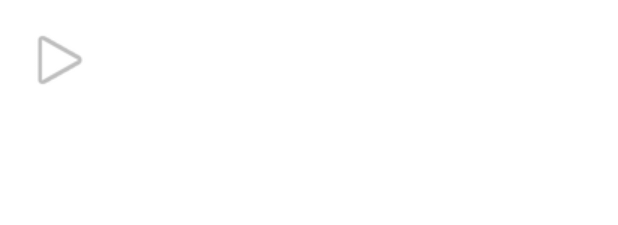
After one commit to thuhdo/microphone, an Android app: the layout audio_item.xml on its own in the app's theme, with its tools: preview values and no code run, on a phone screen of 412 x 824 dp. The commit adds this screen. Shown: the top 225 px of the screen. Run offline under Robolectric (Android 15) with nearby library versions, the phone set to English and light mode, and no system bars.

Commit message:
added list view of all recordings made by the app, made sure list is updated instantly after a new recording is made

```diff
--- /dev/null
+++ b/app/src/main/res/layout/audio_item.xml
@@ -0,0 +1,33 @@
+<?xml version="1.0" encoding="utf-8"?>
+<androidx.constraintlayout.widget.ConstraintLayout
+    xmlns:android="http://schemas.android.com/apk/res/android"
+    xmlns:app="http://schemas.android.com/apk/res-auto"
+    xmlns:tools="http://schemas.android.com/tools"
+    android:layout_width="match_parent"
+    android:layout_height="wrap_content">
+
+    <LinearLayout
+        android:orientation="horizontal"
+        android:layout_width="match_parent"
+        android:layout_height="100dp"
+        android:paddingBottom="10dp">
+
+        <ImageView
+            android:layout_width="80dp"
+            android:layout_height="80dp"
+            android:paddingLeft="16dp"
+            android:paddingRight="16dp"
+            android:gravity="center_vertical"
+            android:src="@android:drawable/ic_media_play" />
+
+        <TextView
+            android:id="@+id/fileName"
+            android:layout_width="match_parent"
+            android:layout_height="80dp"
+            android:gravity="center_vertical" />
+
+
+    </LinearLayout>
+
+
+</androidx.constraintlayout.widget.ConstraintLayout>
```
Also changed, not shown: app/src/main/java/edu/fandm/thuhdo/microphone/AudioItemAdapter.java (added, +57 -0 lines), app/src/main/java/edu/fandm/thuhdo/microphone/MainActivity.java (+56 -13 lines), app/src/main/res/layout/activity_main.xml (+10 -0 lines).
